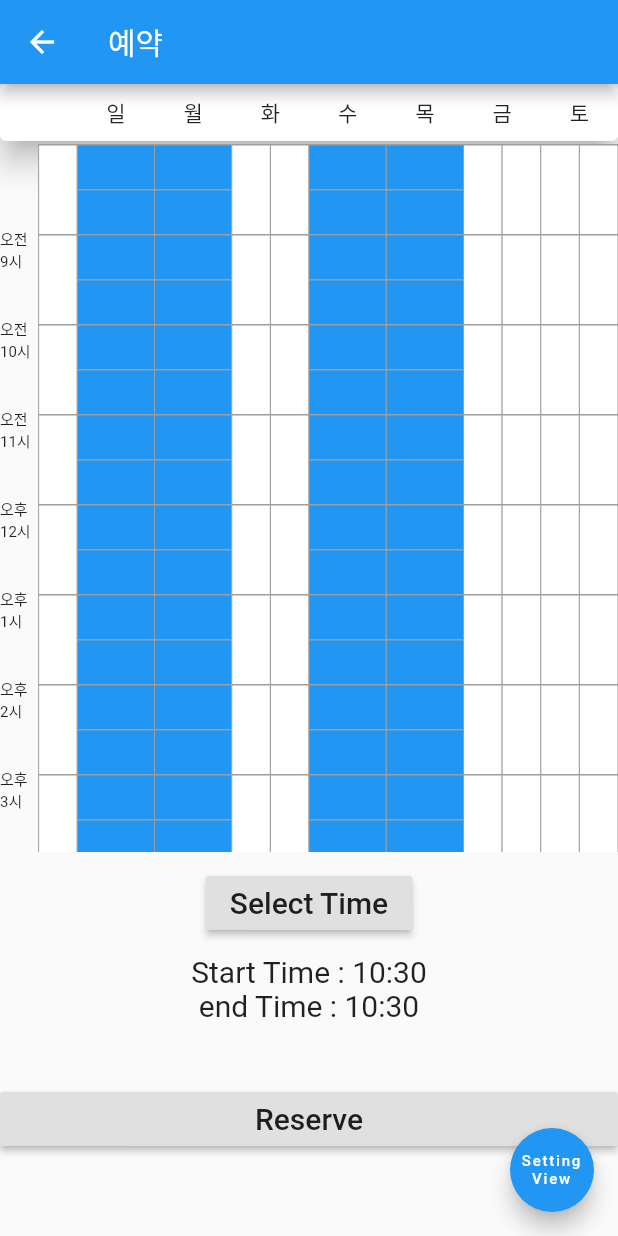
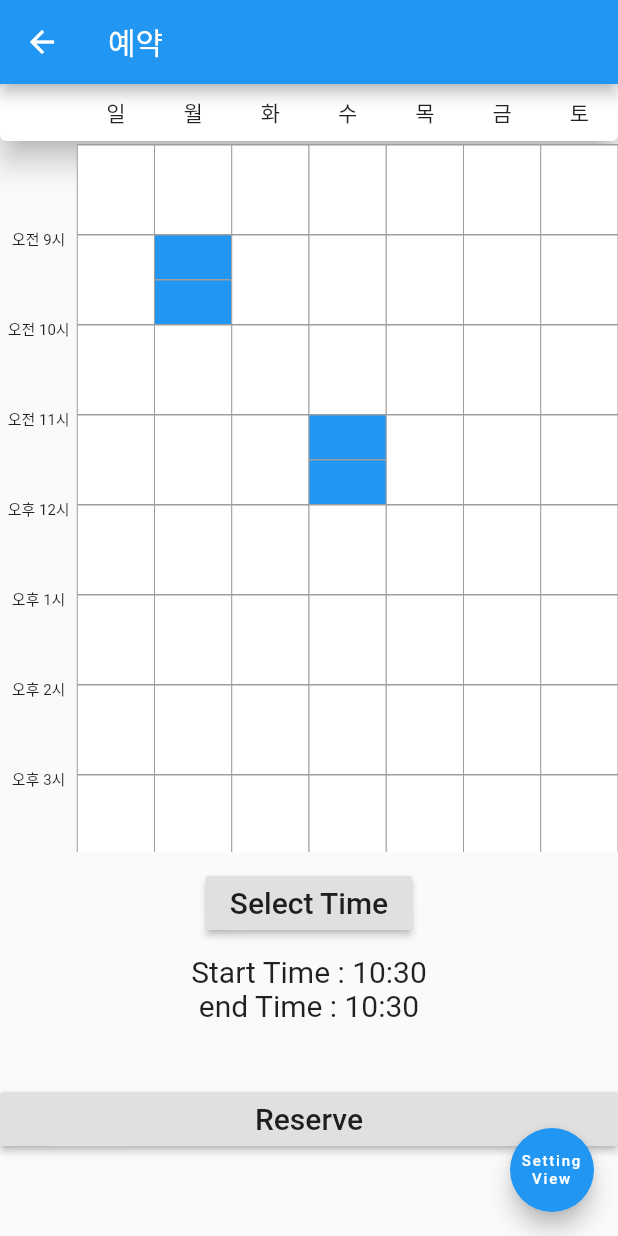
Before and after one commit to GC211SE/frontent, a Flutter app: the ReservationView screen opened by its route, on a phone screen of 412 x 824 dp. Run offline on Flutter 3.47's test engine with Material 2 defaults, Android fonts, the phone set to English and light mode, and no system bars; missing offline and left inert: f_datetimerangepicker; network calls fail.

Commit message:
된듯?
된듯?
(날짜, 시간, list(minute, color,))해서 출력하면 될듯

```diff
--- a/lib/Widget/timetable.dart
+++ b/lib/Widget/timetable.dart
@@ -52,9 +52,9 @@ class _WeeklyTimeTableState extends State<WeeklyTimeTable> {
       setState(() {
         /// TEST TODO: remove test
         lec.add(Lecture(date: "1", time: "1"));
-        lec.add(Lecture(date: "1", time: "2"));
+        // lec.add(Lecture(date: "1", time: "2"));
         lec.add(Lecture(date: "3", time: "21"));
-        lec.add(Lecture(date: "3", time: "22"));
+        // lec.add(Lecture(date: "3", time: "22"));
 
         locale = widget.locale;
       });
@@ -87,9 +87,10 @@ class _WeeklyTimeTableState extends State<WeeklyTimeTable> {
               for (int dateIdx = 0; dateIdx < 7; dateIdx++){
                 isLecture = false;
                 for (int lectureIdx = 0; lectureIdx < lec.length; lectureIdx++){
-                  if (dateIdx == int.parse(lec[lectureIdx].date)){
+                  if (dateIdx == int.parse(lec[lectureIdx].date) && index == dateIdx){
                     // TODO: if lecture가 있을때
                     /// timecal.return을 해서 잘 해서 잘 그린다...
+                    isLecture = true;
                     children.add(
                         Column(
                           children: [
```
